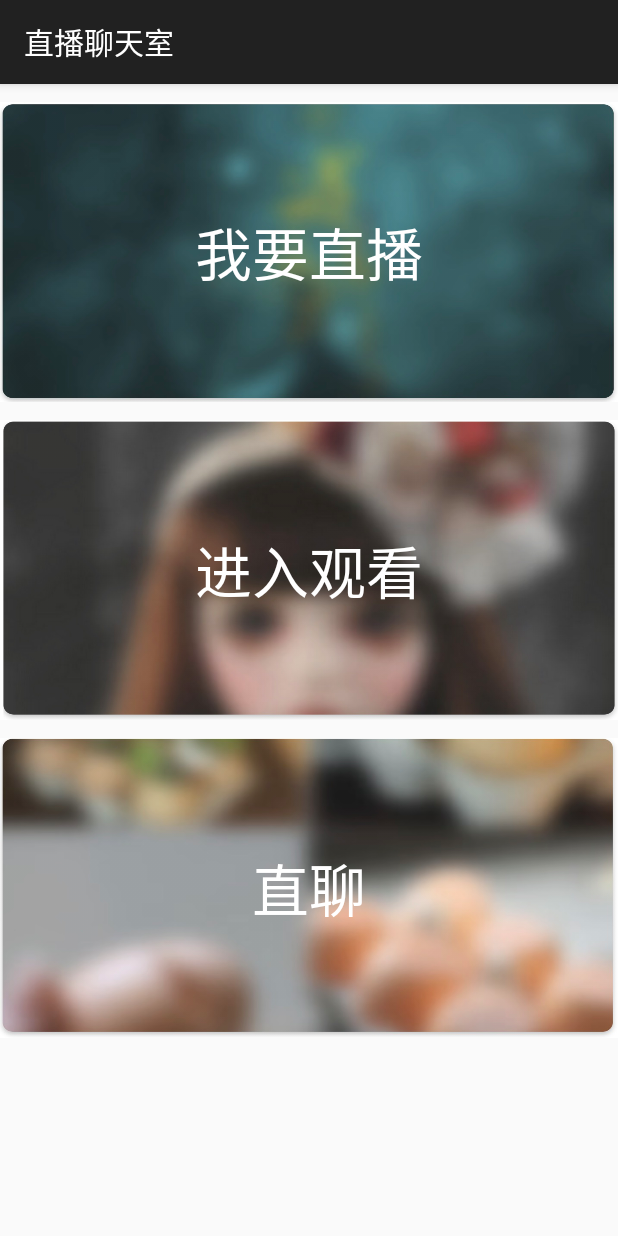
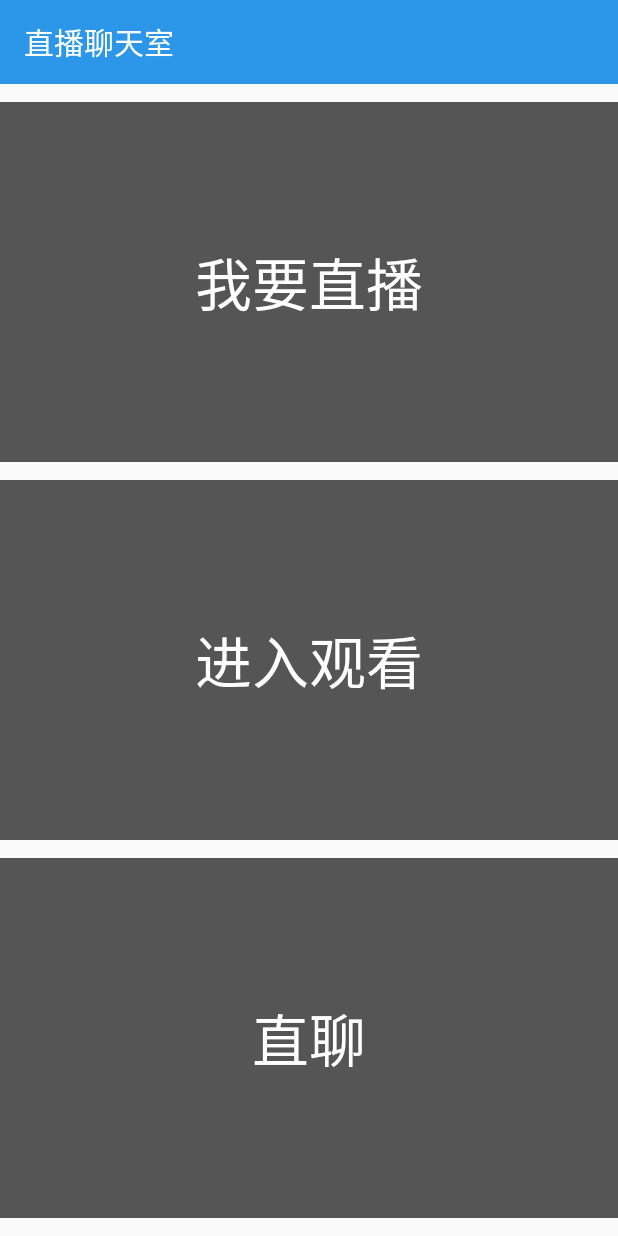
Before and after one commit to battleground/chatroom, an Android app: the MainActivity screen opened directly, with no data from a screen before it, on a phone screen of 412 x 824 dp. Run offline under Robolectric (Android 15) with nearby library versions, the phone set to English and light mode, and no system bars; our stand-ins replace ButterKnife; libraries missing offline, so code that uses them is left out: com.gun0912.tedpermission, com.zhy.http; 2 statements that could not run were skipped.

Commit message:
修改：修改直播首页UI

```diff
--- a/app/src/main/assets/LiveRoom.json
+++ b/app/src/main/assets/LiveRoom.json
@@ -1,10 +1,10 @@
 [
   {
     "roomId": "liveroom001",
-    "title": "聊天室001",
-    "creatId": "张三",
+    "title": "超级霸气研究室",
+    "creatId": "动霸tua",
     "tr": "true",
-    "conversationId": "58468c782f301e005c19af3d"
+    "conversationId": "5849193eac502e006c584813"
   },
   {
     "roomId": "liveroom002",
--- a/live/src/main/AndroidManifest.xml
+++ b/live/src/main/AndroidManifest.xml
@@ -34,8 +34,7 @@
 
         <activity
             android:name="com.qiniu.pili.droid.streaming.MainActivity"
-            android:label="@string/app_name"
-            android:theme="@style/LiveAppTheme">
+            android:label="@string/app_name">
             <!--<intent-filter>-->
             <!--<action android:name="android.intent.action.MAIN" />-->
             <!--<category android:name="android.intent.category.LAUNCHER" />-->
--- a/live/src/main/java/com/qiniu/pili/droid/streaming/MainActivity.java
+++ b/live/src/main/java/com/qiniu/pili/droid/streaming/MainActivity.java
@@ -5,6 +5,7 @@ import android.content.Context;
 import android.content.Intent;
 import android.os.Bundle;
 import android.support.v7.app.AppCompatActivity;
+import android.support.v7.widget.Toolbar;
 import android.view.View;
 
 import com.abooc.util.Debug;
@@ -40,7 +41,7 @@ public class MainActivity extends AppCompatActivity implements CreateLiveView {
 
     private LivePresenter mLivePresenter = new LivePresenter(this);
     private boolean isPermissionOK;
-
+    private Toolbar mToolbar;
 
     public static void launch(Context ctx) {
         Intent intent = new Intent(ctx, MainActivity.class);
@@ -50,10 +51,12 @@ public class MainActivity extends AppCompatActivity implements CreateLiveView {
     @Override
     protected void onCreate(Bundle savedInstanceState) {
         super.onCreate(savedInstanceState);
+        setContentView(R.layout.activity_main2);
 
+        mToolbar = (Toolbar) findViewById(R.id.toolbar);
+        setSupportActionBar(mToolbar);
         setTitle(getTitle() + " - " + AVIMClientManager.getInstance().getClientId());
 
-        setContentView(R.layout.activity_main2);
         ButterKnife.bind(this);
         setPermission();
     }
--- a/live/src/main/res/layout/activity_main2.xml
+++ b/live/src/main/res/layout/activity_main2.xml
@@ -5,17 +5,20 @@
     android:layout_height="match_parent"
     android:orientation="vertical">
 
+    <include layout="@layout/tool_bar" />
+
     <FrameLayout
         android:id="@+id/button"
         android:layout_width="match_parent"
-        android:layout_height="200dp"
+        android:layout_height="wrap_content"
+        android:layout_weight="1"
         android:layout_marginTop="12dp">
 
         <ImageView
             android:layout_width="match_parent"
             android:layout_height="match_parent"
             android:scaleType="fitXY"
-            android:src="@drawable/ic_publish_01" />
+            android:src="#555" />
 
         <TextView
             android:layout_width="match_parent"
@@ -27,19 +30,21 @@
             android:shadowDy="4"
             android:text="我要直播"
             android:textColor="#FFF"
-            android:textSize="38sp" />
+            android:textSize="38sp"
+            android:id="@+id/textView"/>
     </FrameLayout>
 
     <FrameLayout
         android:layout_width="match_parent"
-        android:layout_height="200dp"
+        android:layout_height="wrap_content"
+        android:layout_weight="1"
         android:layout_marginTop="12dp">
 
         <ImageView
             android:layout_width="match_parent"
             android:layout_height="match_parent"
             android:scaleType="fitXY"
-            android:src="@drawable/ic_publish_02" />
+            android:src="#555" />
 
         <TextView
             android:id="@+id/button2"
@@ -57,14 +62,16 @@
 
     <FrameLayout
         android:layout_width="match_parent"
-        android:layout_height="200dp"
-        android:layout_marginTop="12dp">
+        android:layout_height="wrap_content"
+        android:layout_weight="1"
+        android:layout_marginTop="12dp"
+        android:layout_marginBottom="12dp">
 
         <ImageView
             android:layout_width="match_parent"
             android:layout_height="match_parent"
-            android:scaleType="fitXY"
-            android:src="@drawable/ic_play_02" />
+            android:scaleType="centerCrop"
+            android:src="#555" />
 
         <TextView
             android:id="@+id/button3"
```
